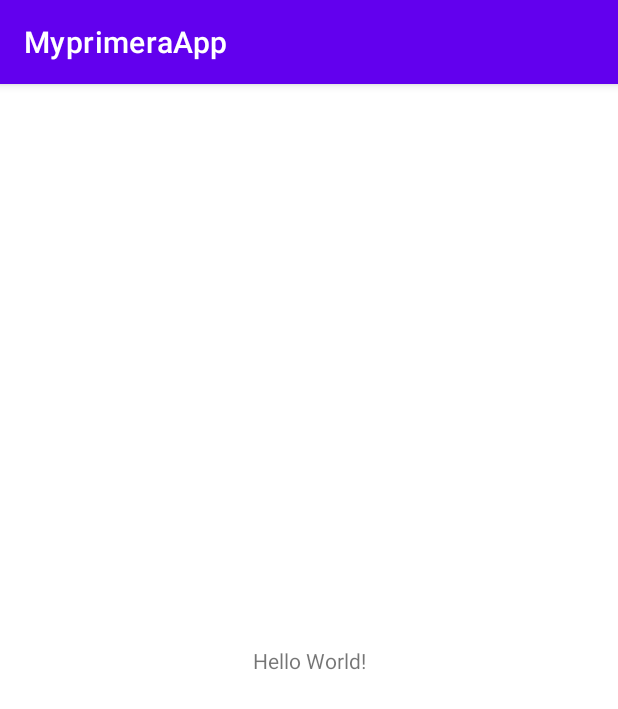
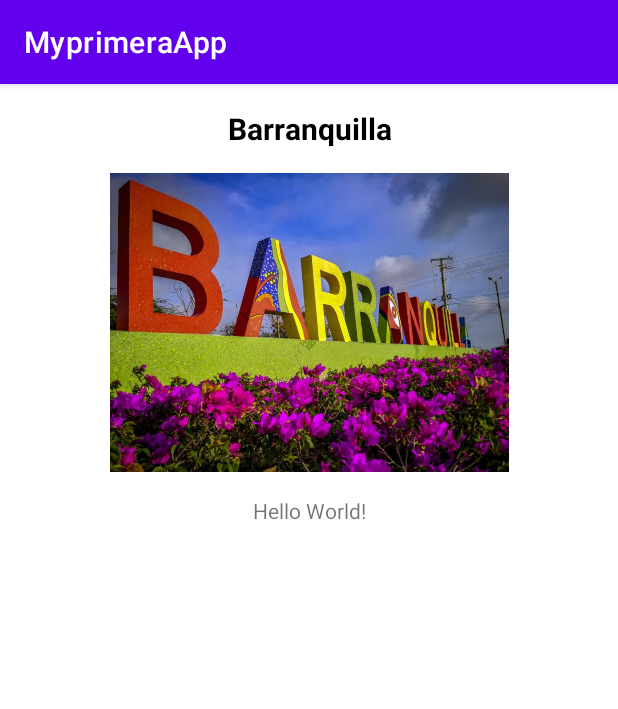
Before and after one commit to J-A-R-V-I-S-cicle-4/Programacion-movil, an Android app: the screen it shows after launch (MainActivity), on a phone screen of 412 x 824 dp. Shown: the top 709 px of the screen. Run offline under Robolectric (Android 15) with nearby library versions, the phone set to English and light mode, and no system bars.

Commit message:
Parte uno de la interfaz de usuario

```diff
--- a/app/src/main/AndroidManifest.xml
+++ b/app/src/main/AndroidManifest.xml
@@ -1,6 +1,7 @@
 <?xml version="1.0" encoding="utf-8"?>
 <manifest xmlns:android="http://schemas.android.com/apk/res/android"
     package="com.example.myprimeraapp">
+
 
     <application
         android:allowBackup="true"
@@ -12,7 +13,7 @@
         <activity
             android:name=".MainActivity"
             android:exported="true">
-            <intent-filter>
+            <intent-filter>  <!-- indica que se abre esta actividad y solo se hace una sola vez-->
                 <action android:name="android.intent.action.MAIN" />
 
                 <category android:name="android.intent.category.LAUNCHER" />
--- a/app/src/main/res/layout/activity_main.xml
+++ b/app/src/main/res/layout/activity_main.xml
@@ -7,12 +7,41 @@
     tools:context=".MainActivity">
 
     <TextView
+        android:id="@+id/textView2"
         android:layout_width="wrap_content"
         android:layout_height="wrap_content"
+        android:layout_marginTop="16dp"
         android:text="Hello World!"
-        app:layout_constraintBottom_toBottomOf="parent"
         app:layout_constraintLeft_toLeftOf="parent"
         app:layout_constraintRight_toRightOf="parent"
+        app:layout_constraintTop_toBottomOf="@+id/imageView" />
+
+    <TextView
+        android:id="@+id/textView"
+        android:layout_width="0dp"
+        android:layout_height="wrap_content"
+        android:layout_marginStart="8dp"
+        android:layout_marginTop="16dp"
+        android:layout_marginEnd="8dp"
+        android:text="@string/barranquilla"
+        android:textAlignment="center"
+        android:textColor="@color/black"
+        android:textSize="20sp"
+        android:textStyle="bold"
+        app:layout_constraintEnd_toEndOf="parent"
+        app:layout_constraintStart_toStartOf="parent"
         app:layout_constraintTop_toTopOf="parent" />
 
+    <ImageView
+        android:id="@+id/imageView"
+        android:layout_width="271dp"
+        android:layout_height="199dp"
+        android:layout_marginStart="8dp"
+        android:layout_marginTop="16dp"
+        android:layout_marginEnd="8dp"
+        app:layout_constraintEnd_toEndOf="parent"
+        app:layout_constraintStart_toStartOf="parent"
+        app:layout_constraintTop_toBottomOf="@+id/textView"
+        app:srcCompat="@drawable/barranquilla" />
+
 </androidx.constraintlayout.widget.ConstraintLayout>
--- a/app/src/main/res/values/strings.xml
+++ b/app/src/main/res/values/strings.xml
@@ -1,3 +1,4 @@
 <resources>
     <string name="app_name">MyprimeraApp</string>
+    <string name="barranquilla">Barranquilla</string>
 </resources>
```
Also changed, not shown: app/src/main/res/drawable/barranquilla.jpg (added).
